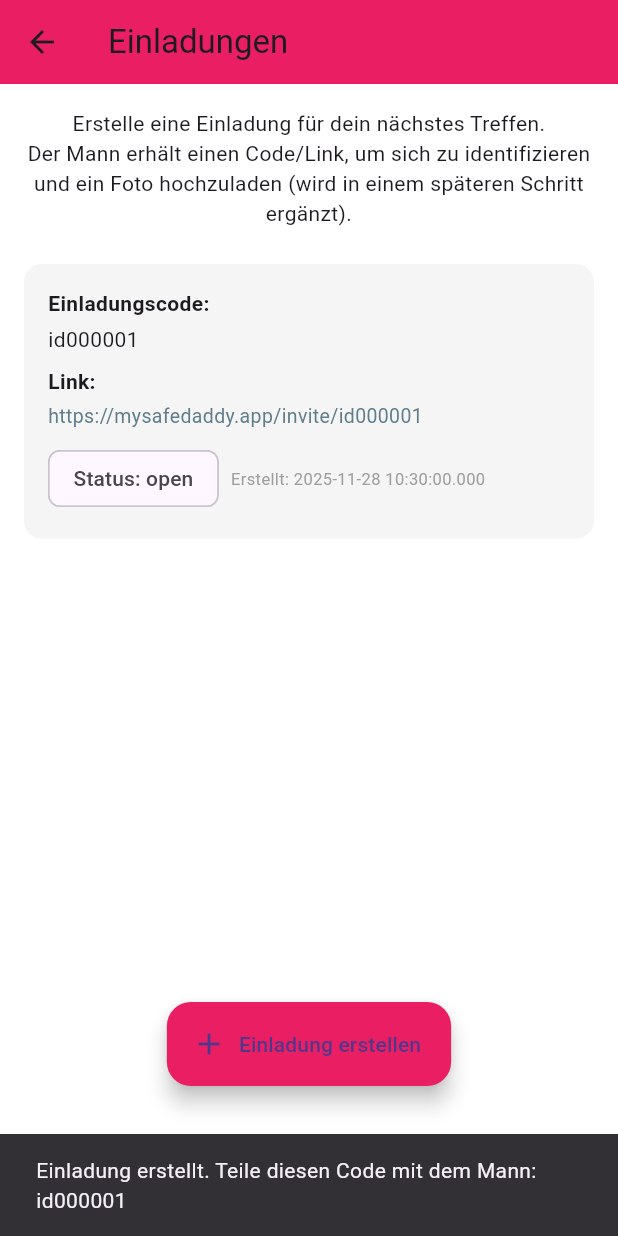
After one commit to skberlin/mysafedaddy, a Flutter app: the InvitationScreen screen opened directly, after a tap on "Einladung erstellen", on a phone screen of 412 x 824 dp. The commit adds this screen. Run offline on Flutter 3.47's test engine with Material 3 defaults, Android fonts, the phone set to English and light mode, and no system bars; our stand-ins replace cloud_firestore, firebase_auth, firebase_core; accounts and stored records are empty.

Commit message:
feat(invitation): Einladungsfunktion implementiert (Einladungscode, Firestore-Storage, UI-Liste, Basis für Ident-Check)

```diff
--- a/lib/core/router/app_router.dart
+++ b/lib/core/router/app_router.dart
@@ -9,6 +9,7 @@ import '../../features/authentication/presentation/screens/profile_setup_screen.
 import '../../features/home/presentation/screens/home_screen.dart';
 import '../../features/emergency_contacts/presentation/screens/emergency_contacts_screen.dart';
 import '../../features/safety_timer/presentation/screens/safety_timer_screen.dart';
+import '../../features/invitation/presentation/screens/invitation_screen.dart';
 
 class AppRouter {
   static Route<dynamic>? generateRoute(RouteSettings settings) {
@@ -61,6 +62,9 @@ class AppRouter {
       case '/safety-timer':
         return MaterialPageRoute(builder: (_) => const SafetyTimerScreen());
 
+      case '/invitation':
+        return MaterialPageRoute(builder: (_) => const InvitationScreen());
+
       default:
         return MaterialPageRoute(
           builder: (_) => const Scaffold(
--- a/lib/features/home/presentation/screens/home_screen.dart
+++ b/lib/features/home/presentation/screens/home_screen.dart
@@ -72,6 +72,7 @@ class _HomeScreenState extends State<HomeScreen> {
 
           return Padding(
             padding: const EdgeInsets.all(24.0),
+            child: SingleChildScrollView(
               child: Column(
                 crossAxisAlignment: CrossAxisAlignment.start,
                 children: [
@@ -102,13 +103,24 @@ class _HomeScreenState extends State<HomeScreen> {
                   ),
                   const SizedBox(height: 16),
 
-                // Timer starten → SafetyTimerScreen
                   _HomeActionButton(
                     icon: Icons.timer,
                     title: "Timer starten",
                     subtitle: "Sicherheitstimer für ein Treffen",
                     onTap: () {
                       Navigator.pushNamed(context, '/safety-timer');
+                    },
+                  ),
+
+                  const SizedBox(height: 12),
+
+                  // NEU: Einladung für Mann
+                  _HomeActionButton(
+                    icon: Icons.person_add,
+                    title: "Mann einladen",
+                    subtitle: "Einladungslink & Ident-Check vorbereiten",
+                    onTap: () {
+                      Navigator.pushNamed(context, '/invitation');
                     },
                   ),
 
@@ -132,14 +144,14 @@ class _HomeScreenState extends State<HomeScreen> {
                     onTap: () {
                       ScaffoldMessenger.of(context).showSnackBar(
                         const SnackBar(
-                        content: Text(
-                          "Premium-Modell wird später integriert.",
-                        ),
+                          content:
+                              Text("Premium-Modell wird später integriert."),
                         ),
                       );
                     },
                   ),
                 ],
+              ),
             ),
           );
         },
--- /dev/null
+++ b/lib/features/invitation/presentation/screens/invitation_screen.dart
@@ -0,0 +1,195 @@
+import 'package:cloud_firestore/cloud_firestore.dart';
+import 'package:firebase_auth/firebase_auth.dart';
+import 'package:flutter/material.dart';
+
+class InvitationScreen extends StatefulWidget {
+  const InvitationScreen({Key? key}) : super(key: key);
+
+  @override
+  State<InvitationScreen> createState() => _InvitationScreenState();
+}
+
+class _InvitationScreenState extends State<InvitationScreen> {
+  String? _uid;
+
+  @override
+  void initState() {
+    super.initState();
+    _uid = FirebaseAuth.instance.currentUser?.uid;
+    if (_uid == null) {
+      Future.microtask(() {
+        Navigator.pushNamedAndRemoveUntil(
+          context,
+          '/splash',
+          (route) => false,
+        );
+      });
+    }
+  }
+
+  CollectionReference<Map<String, dynamic>> _invitesRef() {
+    return FirebaseFirestore.instance
+        .collection('users')
+        .doc(_uid)
+        .collection('invites');
+  }
+
+  Future<void> _createInvite() async {
+    if (_uid == null) return;
+
+    final docRef = await _invitesRef().add({
+      'createdAt': FieldValue.serverTimestamp(),
+      'status': 'open', // open / used / cancelled
+    });
+
+    final inviteId = docRef.id;
+
+    if (!mounted) return;
+    ScaffoldMessenger.of(context).showSnackBar(
+      SnackBar(
+        content: Text(
+          "Einladung erstellt. Teile diesen Code mit dem Mann:\n$inviteId",
+        ),
+        duration: const Duration(seconds: 5),
+      ),
+    );
+  }
+
+  String _buildLink(String inviteId) {
+    // Platzhalter-Link – später durch echten Deep-Link / Domain ersetzen
+    return "https://mysafedaddy.app/invite/$inviteId";
+  }
+
+  @override
+  Widget build(BuildContext context) {
+    if (_uid == null) {
+      return const Scaffold(
+        body: Center(child: CircularProgressIndicator()),
+      );
+    }
+
+    return Scaffold(
+      appBar: AppBar(
+        title: const Text("Einladungen"),
+        backgroundColor: Colors.pink,
+      ),
+      body: Column(
+        children: [
+          const Padding(
+            padding: EdgeInsets.all(16.0),
+            child: Text(
+              "Erstelle eine Einladung für dein nächstes Treffen.\n"
+              "Der Mann erhält einen Code/Link, um sich zu identifizieren und "
+              "ein Foto hochzuladen (wird in einem späteren Schritt ergänzt).",
+              textAlign: TextAlign.center,
+            ),
+          ),
+          Expanded(
+            child: StreamBuilder<QuerySnapshot<Map<String, dynamic>>>(
+              stream: _invitesRef()
+                  .orderBy('createdAt', descending: true)
+                  .snapshots(),
+              builder: (context, snapshot) {
+                if (snapshot.connectionState == ConnectionState.waiting) {
+                  return const Center(child: CircularProgressIndicator());
+                }
+
+                final docs = snapshot.data?.docs ?? [];
+
+                if (docs.isEmpty) {
+                  return const Center(
+                    child: Text(
+                      "Du hast noch keine Einladungen erstellt.\n"
+                      "Tippe auf das +, um eine Einladung zu erzeugen.",
+                      textAlign: TextAlign.center,
+                    ),
+                  );
+                }
+
+                return ListView.separated(
+                  padding: const EdgeInsets.fromLTRB(16, 8, 16, 80),
+                  itemCount: docs.length,
+                  separatorBuilder: (_, __) => const SizedBox(height: 8),
+                  itemBuilder: (context, index) {
+                    final doc = docs[index];
+                    final data = doc.data();
+                    final inviteId = doc.id;
+                    final status = data['status'] ?? 'open';
+                    final createdAt = data['createdAt'] as Timestamp?;
+                    final createdDate = createdAt?.toDate();
+
+                    return Container(
+                      padding: const EdgeInsets.all(16),
+                      decoration: BoxDecoration(
+                        color: Colors.grey.shade100,
+                        borderRadius: BorderRadius.circular(12),
+                      ),
+                      child: Column(
+                        crossAxisAlignment: CrossAxisAlignment.start,
+                        children: [
+                          Text(
+                            "Einladungscode:",
+                            style: const TextStyle(
+                              fontWeight: FontWeight.bold,
+                            ),
+                          ),
+                          const SizedBox(height: 4),
+                          SelectableText(
+                            inviteId,
+                            style: const TextStyle(fontSize: 14),
+                          ),
+                          const SizedBox(height: 8),
+                          Text(
+                            "Link:",
+                            style: const TextStyle(
+                              fontWeight: FontWeight.bold,
+                            ),
+                          ),
+                          const SizedBox(height: 4),
+                          SelectableText(
+                            _buildLink(inviteId),
+                            style: const TextStyle(
+                              fontSize: 13,
+                              color: Colors.blueGrey,
+                            ),
+                          ),
+                          const SizedBox(height: 8),
+                          Row(
+                            children: [
+                              Chip(
+                                label: Text("Status: $status"),
+                              ),
+                              const SizedBox(width: 8),
+                              if (createdDate != null)
+                                Text(
+                                  "Erstellt: ${createdDate.toLocal()}",
+                                  style: const TextStyle(
+                                    fontSize: 11,
+                                    color: Colors.grey,
+                                  ),
+                                ),
+                            ],
+                          ),
+                        ],
+                      ),
+                    );
+                  },
+                );
+              },
+            ),
+          ),
+        ],
+      ),
+      floatingActionButtonLocation: FloatingActionButtonLocation.centerFloat,
+      floatingActionButton: Padding(
+        padding: const EdgeInsets.only(bottom: 16.0),
+        child: FloatingActionButton.extended(
+          backgroundColor: Colors.pink,
+          onPressed: _createInvite,
+          icon: const Icon(Icons.add),
+          label: const Text("Einladung erstellen"),
+        ),
+      ),
+    );
+  }
+}
```
Lines whose indentation alone changed are shown as unchanged.
